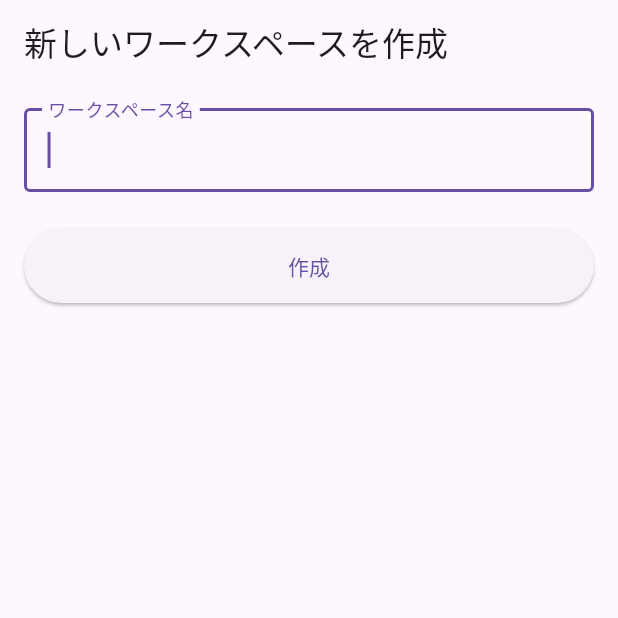
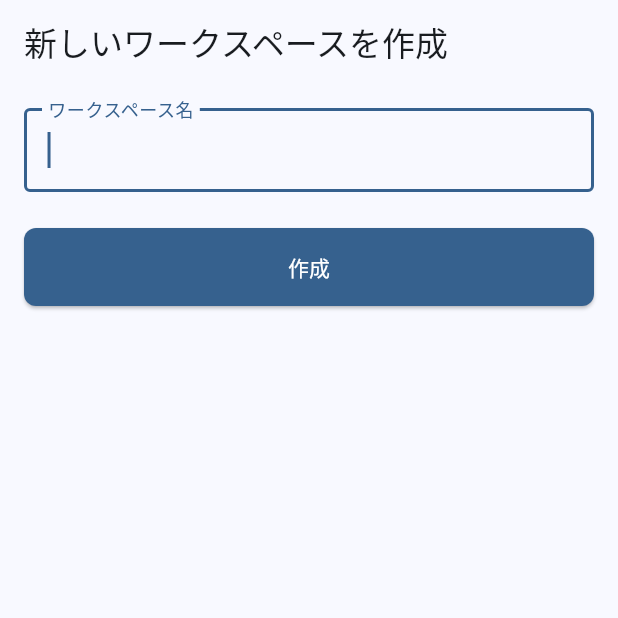
Before and after one commit to daichi0812/madoi, a Flutter app: the screen it shows once a user with an empty profile is signed in, after a tap on "新しいワークスペースを作成", on a phone screen of 412 x 824 dp, the top half of it. Run offline on Flutter 3.47's test engine with Material 3 defaults, Android fonts, the phone set to English and light mode, and no system bars; our stand-ins replace cloud_firestore, equatable, firebase_auth, firebase_core, flutter_markdown, flutter_riverpod and 2 more; accounts and stored records are empty; network calls fail.

Commit message:
UI変更

```diff
--- a/lib/features/auth/screens/login_screen.dart
+++ b/lib/features/auth/screens/login_screen.dart
@@ -53,11 +53,10 @@ class LoginScreen extends ConsumerWidget {
 
                 // ★ 3. Googleサインインボタンのデザインを改善
                 ElevatedButton.icon(
-                  // TODO: 'assets/images/google_logo.png' のようなパスで、実際のGoogleロゴ画像に差し替えるとより良くなります
-                  icon: const Icon(
-                    Icons.g_mobiledata,
-                    size: 28,
-                  ), // 仮のGoogleアイコン
+                  icon: Image.network(
+                    'https://www.gstatic.com/marketing-cms/assets/images/d5/dc/cfe9ce8b4425b410b49b7f2dd3f3/g.webp=s96-fcrop64=1,00000000ffffffff-rw',
+                    height: 24.0,
+                  ),
                   label: const Text('Googleでサインイン'),
                   style: ElevatedButton.styleFrom(
                     foregroundColor: Colors.black, // テキストの色
--- a/lib/features/home/screens/main_screen.dart
+++ b/lib/features/home/screens/main_screen.dart
@@ -6,7 +6,6 @@ import 'package:go_router/go_router.dart';
 
 import 'package:madoi/features/auth/providers/auth_providers.dart';
 import 'package:madoi/features/settings/screens/settings_screen.dart';
-import 'package:madoi/features/todo/screens/todo_screen.dart';
 import 'package:madoi/features/vehicle/screens/vehicle_screen.dart';
 import 'package:madoi/features/workspace/providers/workspace_providers.dart';
 
@@ -126,20 +125,18 @@ class NoWorkspaceScreen extends ConsumerWidget {
                 style: textTheme.bodyLarge?.copyWith(color: Colors.grey[700]),
               ),
               const SizedBox(height: 40),
-              ElevatedButton(
+              ElevatedButton.icon(
+                icon: const Icon(Icons.add),
+                label: const Text('新しいワークスペースを作成'),
                 style: ElevatedButton.styleFrom(
-                  padding: const EdgeInsets.symmetric(vertical: 16),
+                  minimumSize: const Size(double.infinity, 50),
                 ),
                 onPressed: () {
                   context.go('/create-workspace');
                 },
-                child: const Text('新しいワークスペースを作成'),
               ),
               const SizedBox(height: 12),
-              OutlinedButton(
-                style: OutlinedButton.styleFrom(
-                  padding: const EdgeInsets.symmetric(vertical: 16),
-                ),
+              TextButton(
                 onPressed: () {
                   showDialog(
                     context: context,
--- a/lib/main.dart
+++ b/lib/main.dart
@@ -30,9 +30,55 @@ class MyApp extends ConsumerWidget {
       router.refresh();
     });
 
+    // カラーバレットを定義
+    final colorScheme = ColorScheme.fromSeed(
+      seedColor: Colors.blue,
+      brightness: Brightness.light,
+    );
+
     return MaterialApp.router(
       title: 'Madoi',
-      theme: ThemeData(primarySwatch: Colors.blue, fontFamily: 'NotoSansJP'),
+      theme: ThemeData(
+        useMaterial3: true,
+        colorScheme: colorScheme,
+        fontFamily: 'NotoSansJP',
+
+        // AppBarのテーマ
+        appBarTheme: AppBarTheme(
+          backgroundColor: colorScheme.surface,
+          foregroundColor: colorScheme.onSurface,
+          elevation: 0,
+        ),
+
+        // ElevatedButtonのテーマ
+        elevatedButtonTheme: ElevatedButtonThemeData(
+          style: ElevatedButton.styleFrom(
+            backgroundColor: colorScheme.primary,
+            foregroundColor: colorScheme.onPrimary,
+            padding: const EdgeInsets.symmetric(vertical: 16, horizontal: 24),
+            shape: RoundedRectangleBorder(
+              borderRadius: BorderRadius.circular(8),
+            ),
+          ),
+        ),
+
+        // Cardのテーマ
+        cardTheme: CardThemeData(
+          elevation: 2,
+          shape: RoundedRectangleBorder(
+            borderRadius: BorderRadius.circular(12),
+          ),
+          clipBehavior: Clip.antiAlias, // 角丸に画像を合わせる
+        ),
+
+        // ListTileのテーマ
+        listTileTheme: const ListTileThemeData(iconColor: Colors.blue),
+
+        // 入力フォームのテーマ
+        inputDecorationTheme: InputDecorationTheme(
+          border: OutlineInputBorder(borderRadius: BorderRadius.circular(8)),
+        ),
+      ),
       routerConfig: router,
     );
   }
--- a/pubspec.yaml
+++ b/pubspec.yaml
@@ -44,6 +44,8 @@ dev_dependencies:
 
 flutter:
   uses-material-design: true
+  assets:
+    - assets/images/
 
   fonts:
     - family: NotoSansJP
```
Also changed, not shown: lib/features/vehicle/screens/vehicle_screen.dart (+24 -12 lines).
